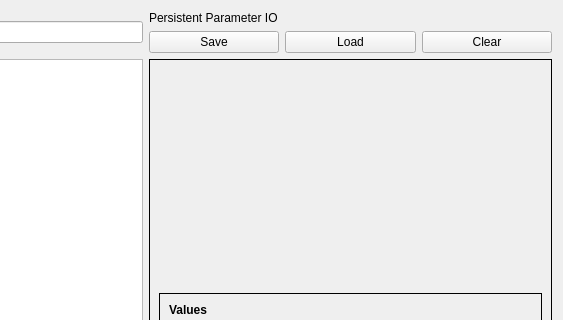
bitcraze/crazyflie-clients-python, file src/cfclient/ui/tabs/paramTab.ui: the form before one commit; both pictures show x 105 to 668 and y 0 to 320 of the 668 by 528 pixel window.
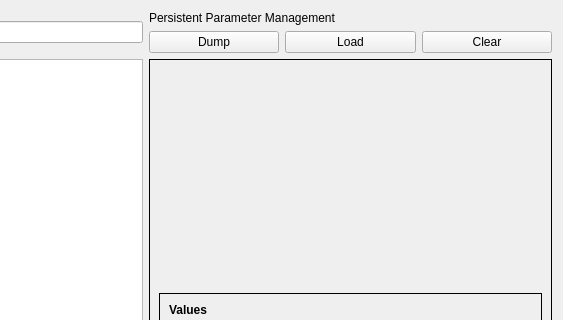
The form after the commit.

Commit message:
Update parameter saving button label to "Dump"
To avoid confusing it with saving parameters to the Crazyflie

Patch:
```diff
--- a/src/cfclient/ui/tabs/paramTab.ui
+++ b/src/cfclient/ui/tabs/paramTab.ui
@@ -187,7 +187,7 @@
      <item>
       <widget class="QLabel" name="label">
        <property name="text">
-        <string>Persistent Parameter IO</string>
+        <string>Persistent Parameter Management</string>
        </property>
       </widget>
      </item>
@@ -196,7 +196,7 @@
        <item>
         <widget class="QPushButton" name="_save_param_button">
          <property name="text">
-          <string>Save</string>
+          <string>Dump</string>
          </property>
         </widget>
        </item>
```
Left out of the diff: 2 changed lines with no effect on the pictures. The commit also changes 1 other file.
